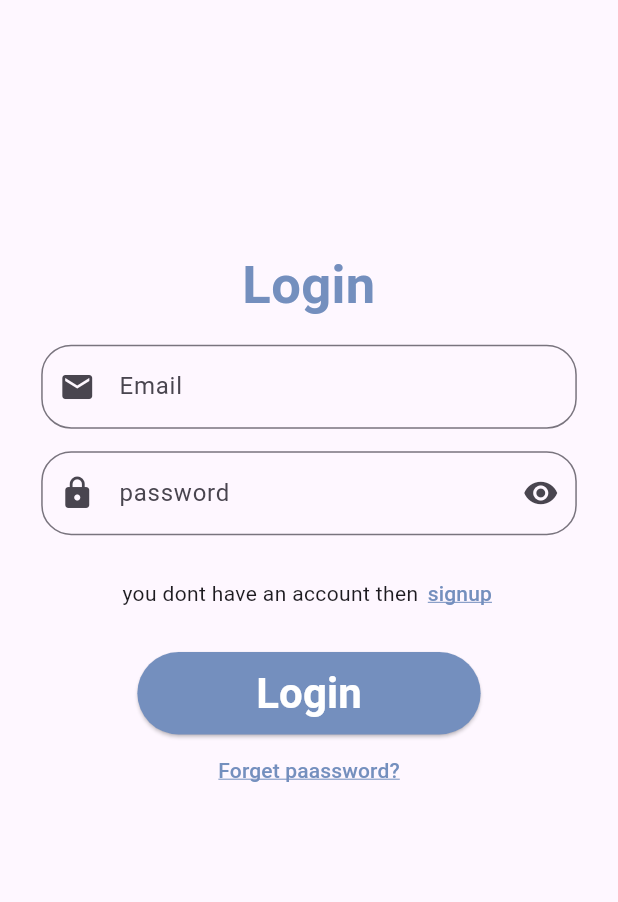
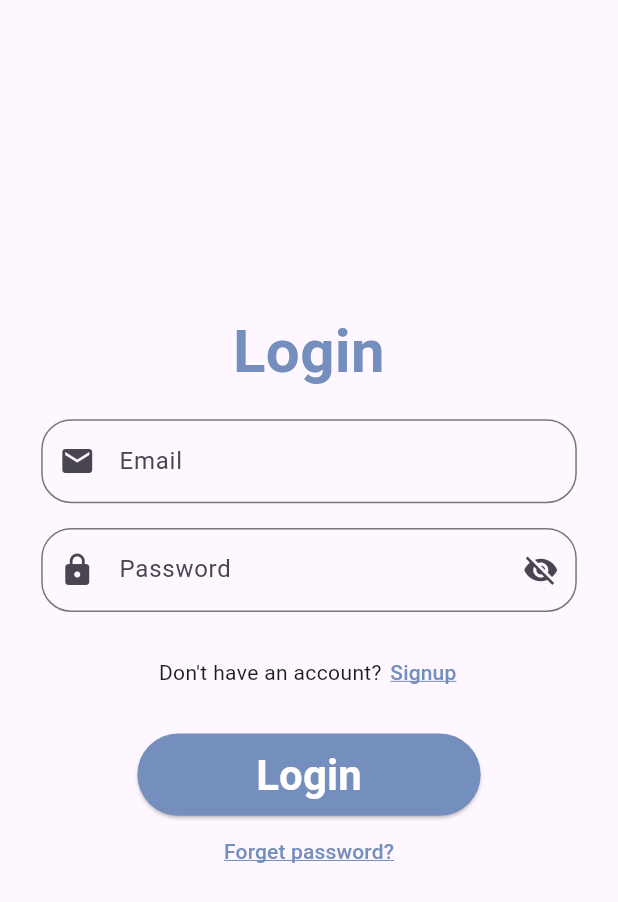
Before and after one commit to magdaalesh/my_cubit_app, a Flutter app: the Loginview screen opened directly, on a phone screen of 412 x 824 dp. Shown: the top 902 px of the screen. Run offline on Flutter 3.47's test engine with Material 3 defaults, Android fonts, the phone set to English and light mode, and no system bars; our stand-ins replace dio, flutter_bloc, go_router, pin_code_fields.

Commit message:
finish all view add handel error and Gorouter

```diff
--- /dev/null
+++ b/lib/core/appp-route.dart
@@ -0,0 +1,37 @@
+import 'package:flutter/material.dart';
+import 'package:go_router/go_router.dart';
+import 'package:my_cubit_app/features/auth/presentation/view/Signupview.dart';
+import 'package:my_cubit_app/features/auth/presentation/view/forgotpasswordview.dart';
+import 'package:my_cubit_app/features/auth/presentation/view/loginview.dart';
+import 'package:my_cubit_app/features/auth/presentation/view/resetpasswordview.dart';
+import 'package:my_cubit_app/features/auth/presentation/view/verficationcodeview.dart';
+
+final GoRouter router = GoRouter(
+  initialLocation: '/',
+  routes: <GoRoute>[
+    GoRoute(path: '/', name: 'login', builder: (context, state) => Loginview()),
+    GoRoute(
+      path: '/signup',
+      name: 'signup',
+      builder: (context, state) => Signupview(),
+    ),
+    GoRoute(
+      path: '/verifycode',
+      name: 'varifycode',
+      builder: (context, state) {
+         final String source = state.extra as String;
+        return Verficationcodeview(source: source,);
+      },
+    ),
+    GoRoute(
+      path: '/resetpasswor',
+      name: 'resetpasssword',
+      builder: (context, state) => ResetpasswordView(),
+    ),
+    GoRoute(
+      path: '/forgetpassword',
+      name: 'forgetpassword',
+      builder: (context, state) => ForgotpasswordView(),
+    ),
+  ],
+);
--- a/lib/core/const/sized.dart
+++ b/lib/core/const/sized.dart
@@ -14,6 +14,6 @@ class Sizescreen {
   }
 
   double higthbetweenelementauth(BuildContext context) {
-    return fullheight(context) / 55;
+    return fullheight(context) / 50;
   }
 }
--- a/lib/core/style/textstyle.dart
+++ b/lib/core/style/textstyle.dart
@@ -5,7 +5,7 @@ import '../const/color.dart';
 
 class TextstyleApp {
   final TextStyle titleauth = TextStyle(
-    fontSize: 35,
+    fontSize: 40,
     color: mycolorapp,
     fontWeight: FontWeight.bold,
   );
--- a/lib/core/widget/textfilecustom.dart
+++ b/lib/core/widget/textfilecustom.dart
@@ -1,31 +1,43 @@
 import 'package:flutter/material.dart';
+
+import '../const/sized.dart';
 
 class Textfilecustom extends StatelessWidget {
   Textfilecustom({
     super.key,
     this.controller,
-    required this.paddingwidth,
+    this.paddingwidth,
     required this.preicon,
     required this.title,
     this.suficonneed,
     this.suficon,
+    this.onpress,
+    this.visibil,
+    required this.onchange,
   });
   TextEditingController? controller;
-  double paddingwidth;
   IconData? preicon, suficon;
   String title;
-  bool? suficonneed = false;
+  bool? suficonneed = false, visibil = true;
+  double? paddingwidth;
+  VoidCallback? onpress;
+  ValueChanged onchange;
 
   @override
   Widget build(BuildContext context) {
+    final padding = paddingwidth ?? Sizescreen().widthtextfilesauth(context);
     return Padding(
-      padding: EdgeInsets.symmetric(horizontal: paddingwidth),
+      padding: EdgeInsets.symmetric(horizontal: padding),
       child: TextFormField(
+        obscureText: (visibil == true) ?? false,
         controller: controller,
+        onChanged: onchange,
         decoration: InputDecoration(
           hintText: title,
           prefixIcon: Icon(preicon),
-          suffixIcon: suficonneed == true ? Icon(suficon) : SizedBox(),
+          suffixIcon: suficonneed == true
+              ? IconButton(icon: Icon(suficon), onPressed: onpress)
+              : SizedBox(),
           border: OutlineInputBorder(borderRadius: BorderRadius.circular(20)),
         ),
       ),
--- a/lib/features/auth/presentation/view/loginview.dart
+++ b/lib/features/auth/presentation/view/loginview.dart
@@ -1,22 +1,31 @@
 import 'package:flutter/material.dart';
+import 'package:flutter_bloc/flutter_bloc.dart';
+import 'package:go_router/go_router.dart';
 import 'package:my_cubit_app/core/const/sized.dart';
 import 'package:my_cubit_app/core/style/appbuttonstyle.dart';
 import 'package:my_cubit_app/core/style/textstyle.dart';
 import 'package:my_cubit_app/core/widget/buttoncustom.dart';
+import 'package:my_cubit_app/features/auth/presentation/view/manager/password_cubit.dart';
 
 import '../../../../core/widget/textfilecustom.dart';
 
 class Loginview extends StatelessWidget {
-  const Loginview({super.key});
+  Loginview({super.key});
+  final _key = GlobalKey<FormState>();
 
   @override
   Widget build(BuildContext context) {
+    TextEditingController email = TextEditingController();
+    TextEditingController pass = TextEditingController();
     return Scaffold(
-      body: Form(
-        key: GlobalKey<State>(),
+      resizeToAvoidBottomInset: true,
+      body: SafeArea(
         child: SingleChildScrollView(
-          padding: EdgeInsets.only(top: Sizescreen().fullheight(context) / 5),
-          reverse: true,
+          padding: EdgeInsets.only(
+            top: Sizescreen().fullheight(context) * 0.25,
+          ),
+          child: Form(
+            key: _key,
             child: Column(
               children: [
                 Text(
@@ -26,42 +35,62 @@ class Loginview extends StatelessWidget {
                 ),
                 SizedBox(height: Sizescreen().higthbetweenelementauth(context)),
                 Textfilecustom(
+                  onchange: (value) {},
                   title: "Email",
-                paddingwidth: Sizescreen().widthtextfilesauth(context),
                   preicon: Icons.email,
+                  controller: email,
                 ),
                 SizedBox(height: Sizescreen().higthbetweenelementauth(context)),
-              Textfilecustom(
-                title: "password",
+
+                BlocBuilder<PasswordCubit, Map<Passwordenum, bool>>(
+                  builder: (context, state) {
+                    return Textfilecustom(
+                      onchange: (value) {},
+                      title: "Password",
                       preicon: Icons.lock,
+                      controller: pass,
+
                       suficonneed: true,
-                suficon: Icons.visibility,
-                paddingwidth: Sizescreen().widthtextfilesauth(context),
+                      suficon: context.read<PasswordCubit>().getIcon(
+                        Passwordenum.loginpass,
                       ),
+                      onpress: () {
+                        context.read<PasswordCubit>().changeVisibility(
+                          Passwordenum.loginpass,
+                        );
+                      },
+                      visibil: BlocProvider.of<PasswordCubit>(
+                        context,
+                      ).getVisibility(Passwordenum.loginpass),
+                    );
+                  },
+                ),
+
                 SizedBox(height: Sizescreen().higthbetweenelementauth(context)),
                 Row(
                   mainAxisAlignment: MainAxisAlignment.center,
                   children: [
-                  Text("you dont have an account then "),
+                    Text("Don't have an account? "),
                     Buttoncustom(
-                    onpress: () {},
-                    title: "signup",
+                      onpress: () => context.goNamed('signup'),
+                      title: "Signup",
                       buttonstyle: Appbuttonstyle().authtextbuttonstyle,
                       styletitlebutton: TextstyleApp().authsubtitle,
                     ),
                   ],
                 ),
+                SizedBox(height: Sizescreen().higthbetweenelementauth(context)),
 
-              SizedBox(height: Sizescreen().higthbetweenelementauth(context)),
                 Buttoncustom(
                   onpress: () {},
                   title: "Login",
                   buttonstyle: Appbuttonstyle().authbutton(context),
                   styletitlebutton: TextstyleApp().buttontexttitle,
                 ),
+
                 Buttoncustom(
-                onpress: () {},
-                title: "Forget paassword?",
+                  onpress: () => context.pushNamed('forgetpassword'),
+                  title: "Forget password?",
                   styletitlebutton: TextstyleApp().authsubtitle,
                   buttonstyle: Appbuttonstyle().authtextbuttonstyle,
                 ),
@@ -69,6 +98,7 @@ class Loginview extends StatelessWidget {
             ),
           ),
         ),
+      ),
     );
   }
 }
--- /dev/null
+++ b/lib/features/auth/presentation/view/manager/password_cubit.dart
@@ -0,0 +1,32 @@
+import 'package:flutter/material.dart';
+import 'package:flutter_bloc/flutter_bloc.dart';
+
+enum Passwordenum {
+  loginpass,
+  signuppass,
+  configpass,
+  resetpassword,
+  resetconfig,
+}
+
+class PasswordCubit extends Cubit<Map<Passwordenum, bool>> {
+  PasswordCubit()
+    : super({
+        Passwordenum.loginpass: true,
+        Passwordenum.signuppass: true,
+        Passwordenum.configpass: true,
+        Passwordenum.resetconfig: true,
+        Passwordenum.resetpassword: true,
+      });
+  void changeVisibility(Passwordenum type) {
+    emit({...state, type: !(state[type] ?? true)});
+  }
+
+  bool getVisibility(Passwordenum type) {
+    return state[type] ?? true;
+  }
+
+  IconData getIcon(Passwordenum type) {
+    return !getVisibility(type) ? Icons.visibility : Icons.visibility_off;
+  }
+}
--- a/pubspec.yaml
+++ b/pubspec.yaml
@@ -34,6 +34,10 @@ dependencies:
   # The following adds the Cupertino Icons font to your application.
   # Use with the CupertinoIcons class for iOS style icons.
   cupertino_icons: ^1.0.8
+  dio: ^5.9.0
+  flutter_bloc: ^9.1.1
+  pin_code_fields: ^8.0.1
+  go_router: ^17.0.0
 
 dev_dependencies:
   flutter_test:
```
Also changed, not shown: lib/core/error/error_handler.dart (added, +38 -0 lines), lib/features/auth/presentation/view/Signupview.dart (+68 -20 lines), lib/features/auth/presentation/view/forgotpasswordview.dart (+7 -2 lines), lib/features/auth/presentation/view/resetpasswordview.dart (+42 -6 lines), lib/features/auth/presentation/view/verficationcodeview.dart (+79 -0 lines), lib/main.dart (+12 -3 lines), lib/core/helper/api_service.dart (added), lib/features/auth/presentation/view/manager/login/login_cubit.dart (added), lib/features/auth/presentation/view/manager/login/login_state.dart (added), pubspec.lock. Lines whose indentation alone changed are shown as unchanged.
